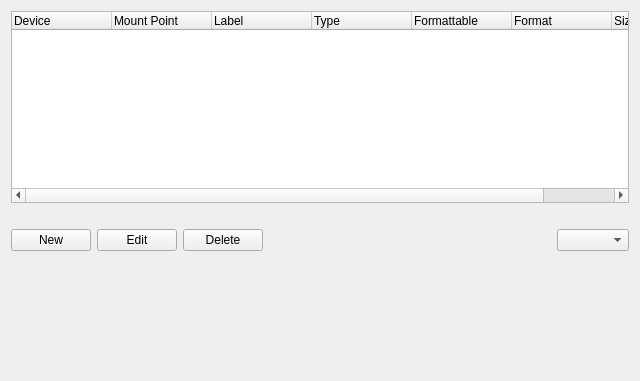
Old version of the form yali/gui/Ui/manualpartwidget.ui in the repository dadas45li/yali.
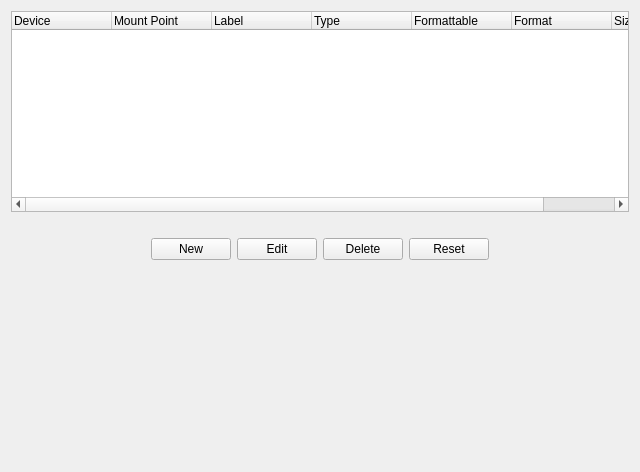
New version of the form.

Commit message:
Fixes manual and auto partition screens
Added doAutoPartitioning missing methods and imports.Fix Manual
Partition screen devicetree uncollapsed items and activation of buttons.

What changed in the file:
```diff
--- a/yali/gui/Ui/manualpartwidget.ui
+++ b/yali/gui/Ui/manualpartwidget.ui
@@ -7,7 +7,7 @@
     <x>0</x>
     <y>0</y>
     <width>640</width>
-    <height>381</height>
+    <height>472</height>
    </rect>
   </property>
   <property name="windowTitle">
@@ -73,6 +73,19 @@
      </item>
      <item>
       <layout class="QHBoxLayout" name="horizontalLayout">
+       <item>
+        <spacer name="horizontalSpacer">
+         <property name="orientation">
+          <enum>Qt::Horizontal</enum>
+         </property>
+         <property name="sizeHint" stdset="0">
+          <size>
+           <width>40</width>
+           <height>20</height>
+          </size>
+         </property>
+        </spacer>
+       </item>
        <item>
         <widget class="QPushButton" name="newButton">
          <property name="text">
@@ -94,6 +107,13 @@
          </property>
         </widget>
        </item>
+       <item>
+        <widget class="QPushButton" name="resetButton">
+         <property name="text">
+          <string>Reset</string>
+         </property>
+        </widget>
+       </item>
        <item>
         <spacer name="horizontalSpacer_2">
          <property name="orientation">
@@ -107,9 +127,6 @@
          </property>
         </spacer>
        </item>
-       <item>
-        <widget class="QComboBox" name="disksCombo"/>
-       </item>
       </layout>
      </item>
      <item>
```
The commit also changes 2 other files.
